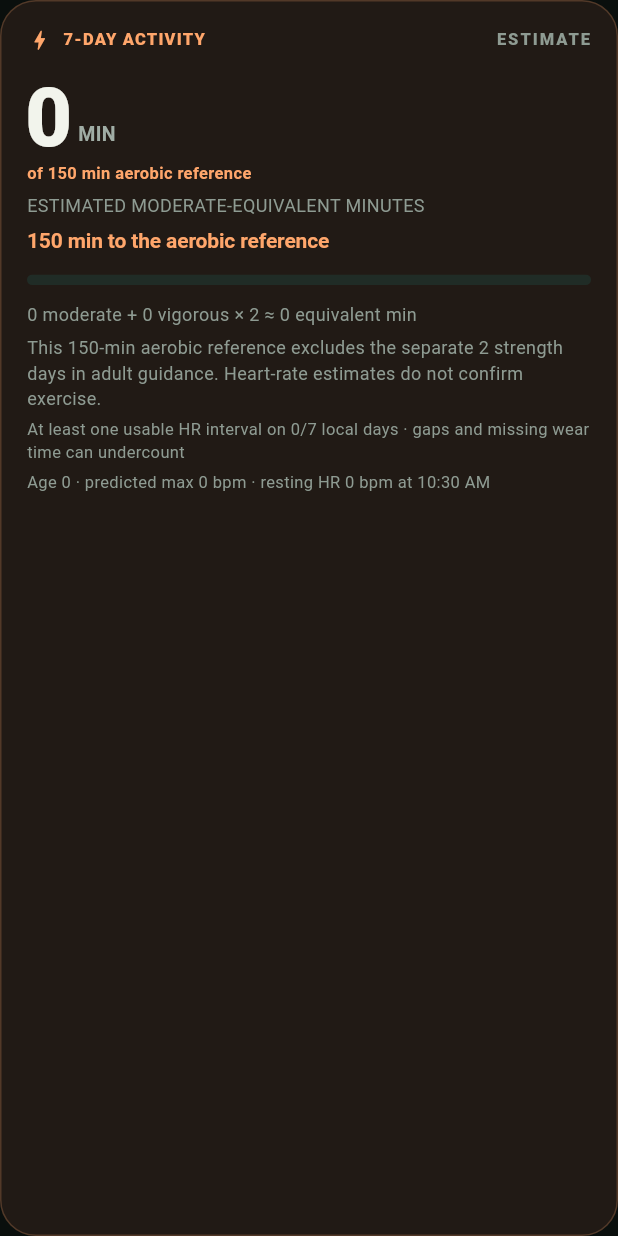
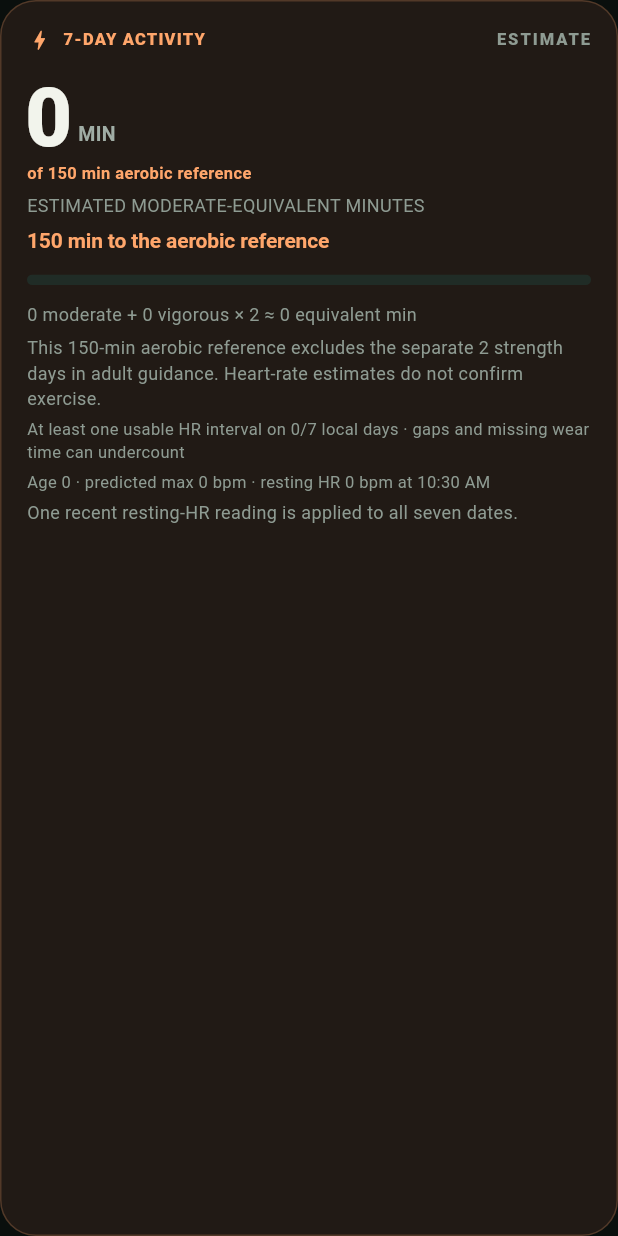
Before and after one commit to amartyaay/Becel_android, a Flutter app: the _ActivityCard widget shown alone on an empty page, opened directly with empty values, on a phone screen of 412 x 824 dp. Run offline on Flutter 3.47's test engine with Material 3 defaults, Android fonts, the phone set to English and light mode, and no system bars; our stand-ins replace go_router.

Commit message:
Disclose shared resting heart rate input

```diff
--- a/lib/features/fitness/fitness_screen.dart
+++ b/lib/features/fitness/fitness_screen.dart
@@ -344,6 +344,11 @@ class _ActivityCard extends StatelessWidget {
           'Age ${estimate.age} · predicted max ${estimate.estimatedMaxHrBpm} bpm · resting HR ${estimate.restingHrBpm.round()} bpm at ${formatClock(estimate.restingHrAt)}',
           style: AppType.caption.copyWith(fontSize: 11),
         ),
+        const SizedBox(height: 4),
+        const Text(
+          'One recent resting-HR reading is applied to all seven dates.',
+          style: AppType.caption,
+        ),
       ],
     ),
   );
```
Also changed, not shown: 1 other file.
